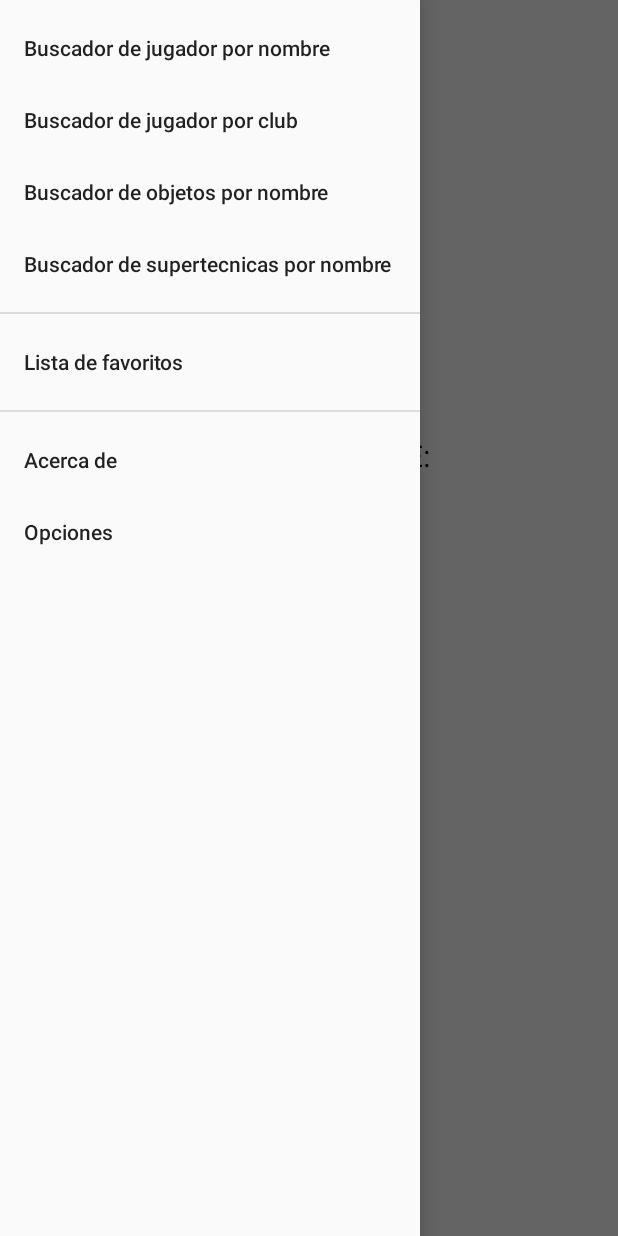
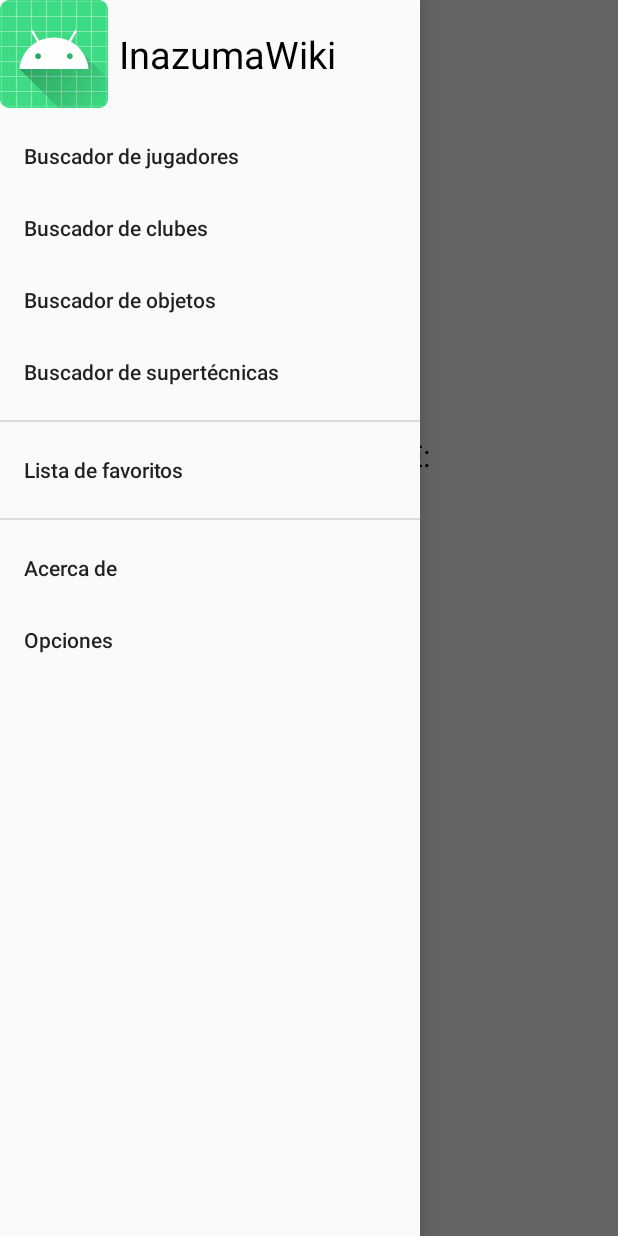
Before and after one commit to Brunoo652/PFC-Bruno, an Android app: the MainActivity screen opened directly, with no data from a screen before it, with the side drawer open, on a phone screen of 412 x 824 dp. Run offline under Robolectric (Android 15) with nearby library versions, the phone set to English and light mode, and no system bars.

Commit message:
dversion 1.0 del drawer funcional

```diff
--- a/android/InazumaWiki/app/src/main/res/layout/activity_main.xml
+++ b/android/InazumaWiki/app/src/main/res/layout/activity_main.xml
@@ -6,6 +6,7 @@
     android:layout_width="match_parent"
     android:layout_height="match_parent"
     android:fitsSystemWindows="true"
+
     tools:openDrawer="start">
 
     <androidx.constraintlayout.widget.ConstraintLayout
@@ -54,6 +55,7 @@
         android:layout_height="match_parent"
         android:layout_gravity="start"
         android:fitsSystemWindows="true"
-        app:menu="@menu/mennu_navigation_drawer" />
+        app:headerLayout="@layout/nav_header"
+        app:menu="@menu/menu_navigation_drawer" />
 
 </androidx.drawerlayout.widget.DrawerLayout>
--- a/android/InazumaWiki/app/src/main/res/layout/nav_header.xml
+++ b/android/InazumaWiki/app/src/main/res/layout/nav_header.xml
@@ -2,26 +2,43 @@
 
 <androidx.constraintlayout.widget.ConstraintLayout
     xmlns:android="http://schemas.android.com/apk/res/android"
-    xmlns:app="http://schemas.android.com/apk/res-auto"
+    xmlns:app="http://schemas android.com/apk/res-auto"
+    xmlns:app2="http://schemas.android.com/apk/res-auto"
+    xmlns:tools="http://schemas.android.com/tools"
+
     android:layout_width="match_parent"
     android:layout_height="wrap_content"
-    android:fitsSystemWindows="true"
-    >
+    android:fitsSystemWindows="true">
+
+    <ImageView
+        android:id="@+id/header_image"
+        android:layout_width="wrap_content"
+        android:layout_height="wrap_content"
+        android:src="@mipmap/ic_launcher"
+        app:layout_constraintTop_toTopOf="parent"
+        app:layout_constraintStart_toStartOf="parent"
+        app:layout_constraintEnd_toEndOf="parent" />
 
     <TextView
         android:id="@+id/header_title"
-        android:layout_width="match_parent"
-        android:layout_height="wrap_content"
+        style="@style/CardView"
+        android:layout_width="303dp"
+        android:layout_height="39dp"
+        android:drawablePadding="12dp"
+        android:gravity="center"
+        android:text="@string/app_name"
+        android:textAppearance="@style/Base.TextAppearance.AppCompat.Medium.Inverse"
         android:textColor="@color/black"
         android:textSize="25dp"
-        android:drawablePadding="12dp"
-        android:gravity="center_vertical"
-        android:text="@string/app_name"
-        android:textAppearance="@style/Base.TextAppearance.AppCompat.Medium.Inverse"
-        app:drawableStartCompat="@mipmap/ic_launcher"
-        app:layout_constraintTop_toTopOf="parent" />
+        app2:layout_constraintBottom_toBottomOf="parent"
+        app2:layout_constraintTop_toTopOf="parent"
+        app2:layout_constraintVertical_bias="0.515"
+        app:layout_constraintEnd_toEndOf="parent"
+        app:layout_constraintStart_toStartOf="parent"
+        app:layout_constraintTop_toBottomOf="@+id/header_image"
+        tools:layout_editor_absoluteX="16dp" />
 
-    <TextView
+    <!--TextView
         android:layout_width="0dp"
         android:layout_height="match_parent"
         android:textColor="@color/black"
@@ -29,7 +46,7 @@
         android:textAppearance="@style/Base.TextAppearance.AppCompat.Small.Inverse"
         app:layout_constraintEnd_toEndOf="@+id/header_title"
         app:layout_constraintStart_toStartOf="@+id/header_title"
-        app:layout_constraintTop_toBottomOf="@+id/header_title" />
+        app:layout_constraintTop_toBottomOf="@+id/header_title" /-->
 
 
 </androidx.constraintlayout.widget.ConstraintLayout>
--- a/android/InazumaWiki/app/src/main/res/menu/mennu_navigation_drawer.xml
+++ b/android/InazumaWiki/app/src/main/res/menu/menu_navigation_drawer.xml
@@ -1,24 +1,30 @@
 <?xml version="1.0" encoding="utf-8"?>
-<menu xmlns:android="http://schemas.android.com/apk/res/android">
+ <menu xmlns:android="http://schemas.android.com/apk/res/android"
+    xmlns:tools="http://schemas.android.com/tools"
+    tools:showIn="navigation_view"
+
+    >
+
+
 
     <group
         android:checkableBehavior="single"
         android:id="@+id/Buscadores">
         <item
             android:id="@+id/BuscadorJugadorNombre"
-            android:title="Buscador de jugador por nombre" />
+            android:title="Buscador de jugadores" />
 
         <item
             android:id="@+id/BuscadorClubesNombre"
-            android:title="Buscador de jugador por club" />
+            android:title="Buscador de clubes" />
 
         <item
             android:id="@+id/BuscadorobjetosNombre"
-            android:title="Buscador de objetos por nombre" />
+            android:title="Buscador de objetos" />
 
         <item
             android:id="@+id/BuscadorSTNombre"
-            android:title="Buscador de supertecnicas por nombre" />
+            android:title="Buscador de supertécnicas" />
     </group>
 
     <group>
```
Also changed, not shown: android/InazumaWiki/app/src/main/res/layout/fragment_opciones.xml (+12 -6 lines).
